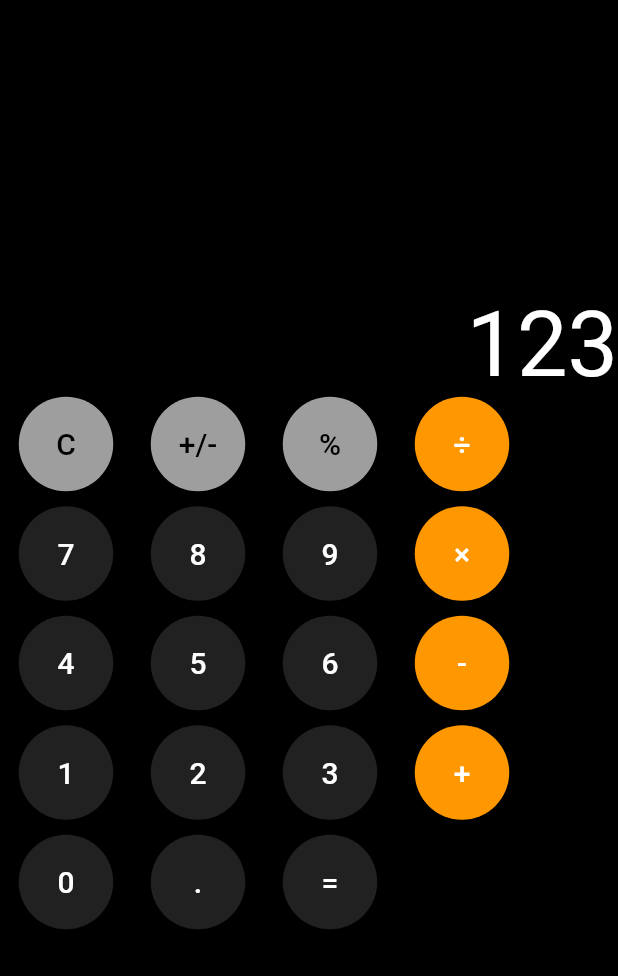
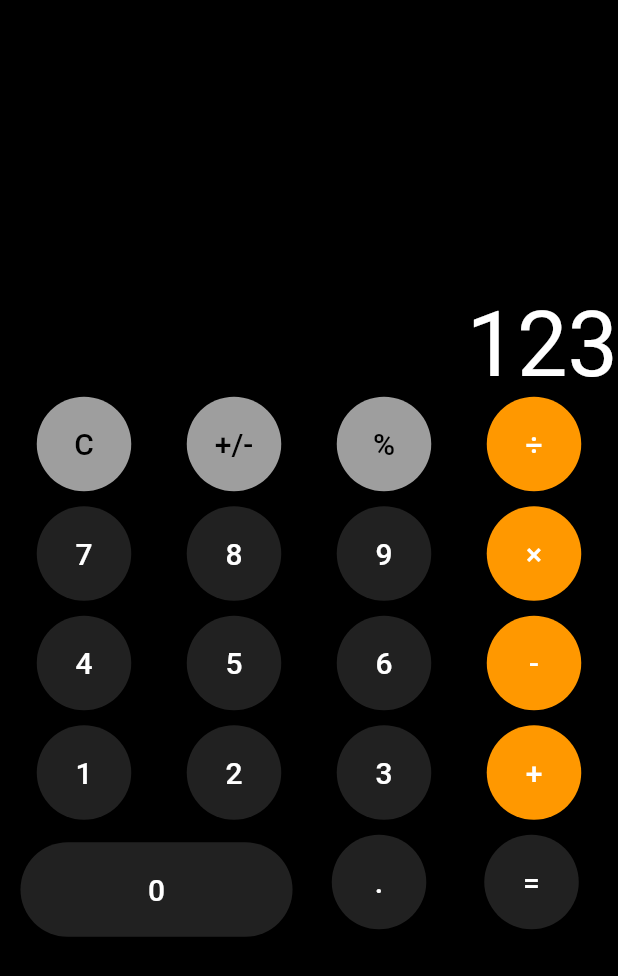
Before and after one commit to SaminYeaser/ioscalculator, a Flutter app: the screen it shows after launch, on a phone screen of 412 x 824 dp. Shown: the top 976 px of the screen. Run offline on Flutter 3.47's test engine with Material 2 defaults, Android fonts, the phone set to English and light mode, and no system bars.

Commit message:
UI 80% done

```diff
--- a/lib/main.dart
+++ b/lib/main.dart
@@ -1,4 +1,5 @@
 import 'dart:io';
+import 'package:flutter/cupertino.dart';
 import 'package:flutter/material.dart';
 
 
@@ -43,6 +44,7 @@ class _IosCalState extends State<IosCal> {
             ],
           ),
           Row(
+            mainAxisAlignment: MainAxisAlignment.spaceEvenly,
             children: <Widget>[
               button('C', Colors.grey, Colors.black),
               button('+/-', Colors.grey,Colors.black),
@@ -51,6 +53,7 @@ class _IosCalState extends State<IosCal> {
             ],
           ),
           Row(
+            mainAxisAlignment: MainAxisAlignment.spaceEvenly,
             children: <Widget>[
               button('7', Colors.grey.shade900,Colors.white),
               button('8', Colors.grey.shade900, Colors.white),
@@ -59,6 +62,7 @@ class _IosCalState extends State<IosCal> {
             ],
           ),
           Row(
+            mainAxisAlignment: MainAxisAlignment.spaceEvenly,
             children: <Widget>[
               button('4', Colors.grey.shade900,Colors.white),
               button('5', Colors.grey.shade900,Colors.white),
@@ -67,6 +71,7 @@ class _IosCalState extends State<IosCal> {
             ],
           ),
           Row(
+            mainAxisAlignment: MainAxisAlignment.spaceEvenly,
             children: <Widget>[
               button('1', Colors.grey.shade900,Colors.white),
               button('2', Colors.grey.shade900,Colors.white),
@@ -75,8 +80,9 @@ class _IosCalState extends State<IosCal> {
             ],
           ),
           Row(
+            mainAxisAlignment: MainAxisAlignment.spaceEvenly,
             children: <Widget>[
-              button('0', Colors.grey.shade900,Colors.white),
+              buttonZero('0', Colors.grey.shade900,Colors.white),
               button('.', Colors.grey.shade900,Colors.white),
               button('=', Colors.grey.shade900,Colors.white),
             ],
@@ -103,4 +109,21 @@ class _IosCalState extends State<IosCal> {
       ),
     );
   }
+  Widget buttonZero(text, Color color, txtColor){
+    return Container(
+      child: RaisedButton(
+        child: Text(text,
+          style: TextStyle(
+            color: txtColor,
+            fontSize: 20,
+          ),),
+        onPressed: (){
+
+        },
+        color: color,
+        padding: EdgeInsets.only(left: 85, right: 85, top: 20, bottom: 20),
+        shape: StadiumBorder(),
+      ),
+    );
+  }
 }
```
